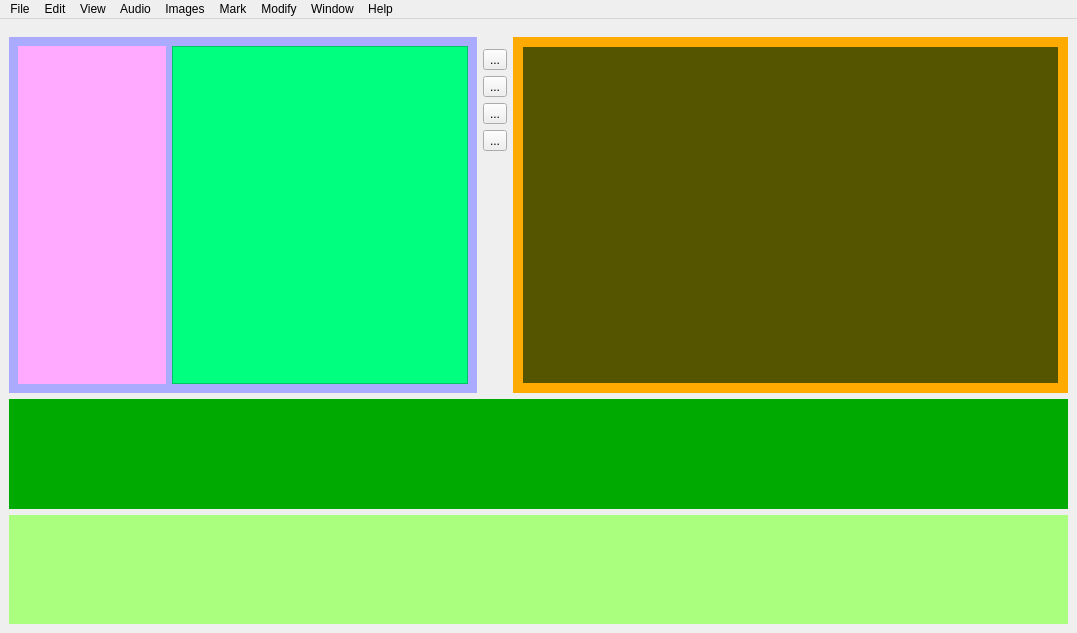
Above: src/gui/videoeditor.ui from vrushank-agrawal/CSE201-VCREST- before the change. Below: the same form after it.
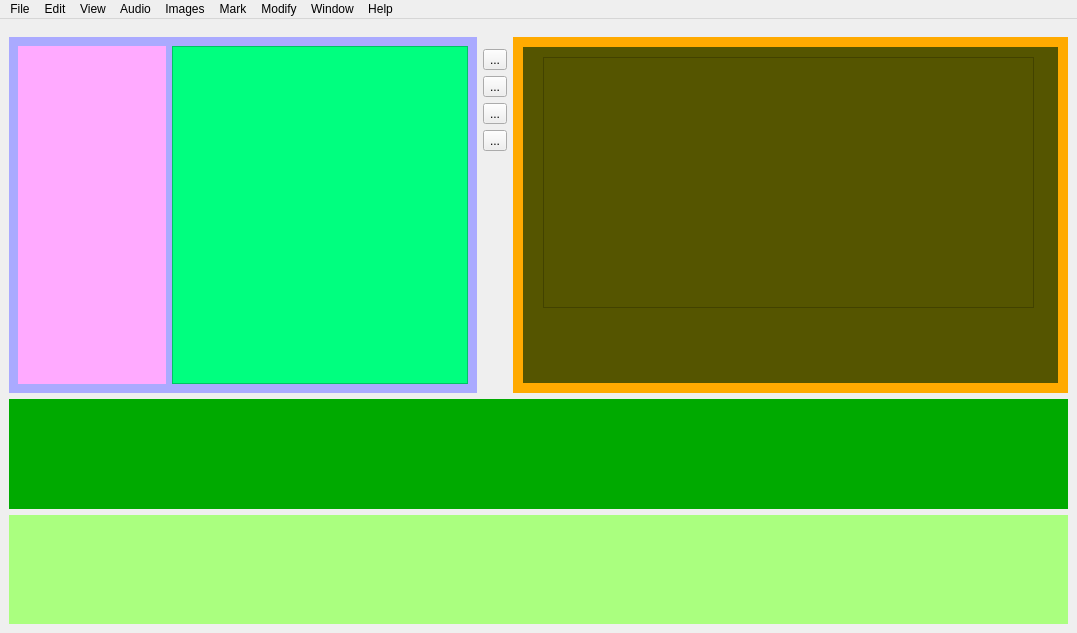
That is the form after the change. Icons and pictures are not drawn. Custom widgets are drawn as their Qt base class.

```diff
--- a/src/gui/videoeditor.ui
+++ b/src/gui/videoeditor.ui
@@ -38,6 +38,12 @@
         <verstretch>10</verstretch>
        </sizepolicy>
       </property>
+      <property name="minimumSize">
+       <size>
+        <width>0</width>
+        <height>0</height>
+       </size>
+      </property>
       <layout class="QHBoxLayout" name="horizontalLayout_5" stretch="0,0">
        <property name="leftMargin">
         <number>0</number>
@@ -98,6 +104,12 @@
            <verstretch>20</verstretch>
           </sizepolicy>
          </property>
+         <property name="minimumSize">
+          <size>
+           <width>0</width>
+           <height>0</height>
+          </size>
+         </property>
          <property name="styleSheet">
           <string notr="true">background: rgb(255, 255, 127);
 QToolTip { color: #000000; background-color: #ffffff; border: 0px; }</string>
@@ -245,6 +257,12 @@
               <verstretch>0</verstretch>
              </sizepolicy>
             </property>
+            <property name="minimumSize">
+             <size>
+              <width>0</width>
+              <height>0</height>
+             </size>
+            </property>
             <property name="styleSheet">
              <string notr="true">background: rgb(255, 170, 0)</string>
             </property>
@@ -265,10 +283,32 @@
               <number>10</number>
              </property>
              <item>
-              <widget class="QWidget" name="preview" native="true">
+              <widget class="VideoPlayer" name="preview" native="true">
+               <property name="minimumSize">
+                <size>
+                 <width>0</width>
+                 <height>0</height>
+                </size>
+               </property>
                <property name="styleSheet">
                 <string notr="true">background: rgb(85, 85, 0)</string>
                </property>
+               <widget class="QGraphicsView" name="graphicsView">
+                <property name="geometry">
+                 <rect>
+                  <x>20</x>
+                  <y>10</y>
+                  <width>491</width>
+                  <height>251</height>
+                 </rect>
+                </property>
+                <property name="minimumSize">
+                 <size>
+                  <width>0</width>
+                  <height>0</height>
+                 </size>
+                </property>
+               </widget>
               </widget>
              </item>
             </layout>
@@ -1055,6 +1095,14 @@
    </property>
   </action>
  </widget>
+ <customwidgets>
+  <customwidget>
+   <class>VideoPlayer</class>
+   <extends>QWidget</extends>
+   <header>videoplayer.h</header>
+   <container>1</container>
+  </customwidget>
+ </customwidgets>
  <resources/>
  <connections/>
 </ui>
```
Left out of the diff: 71 changed lines with no effect on the pictures.
